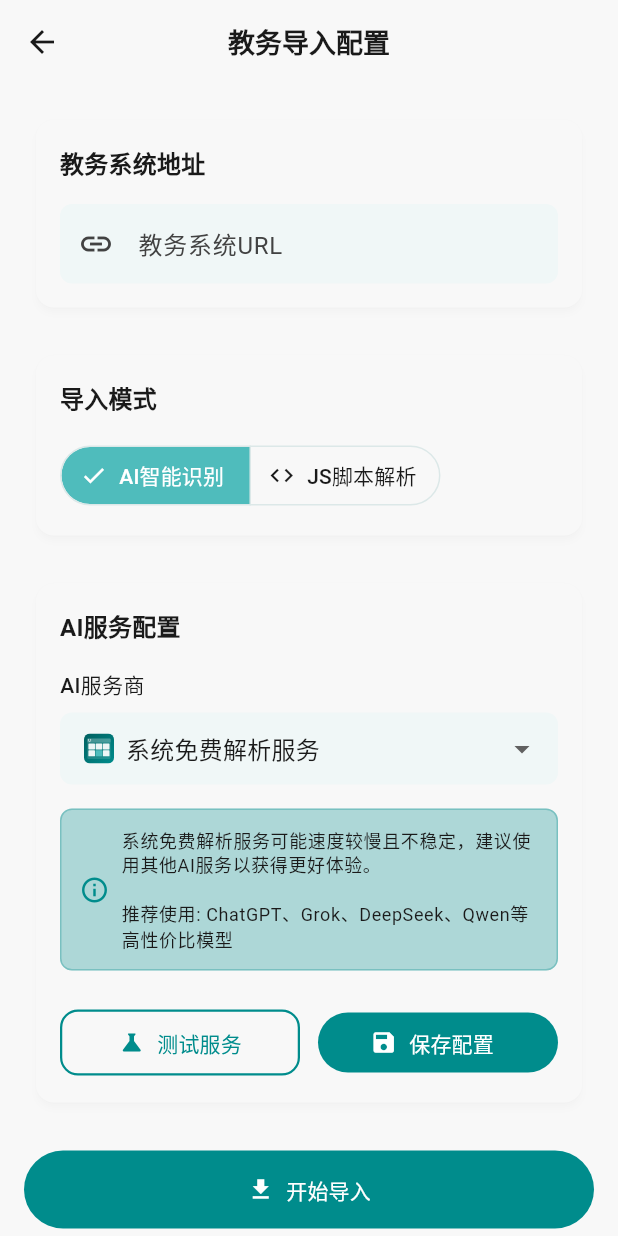
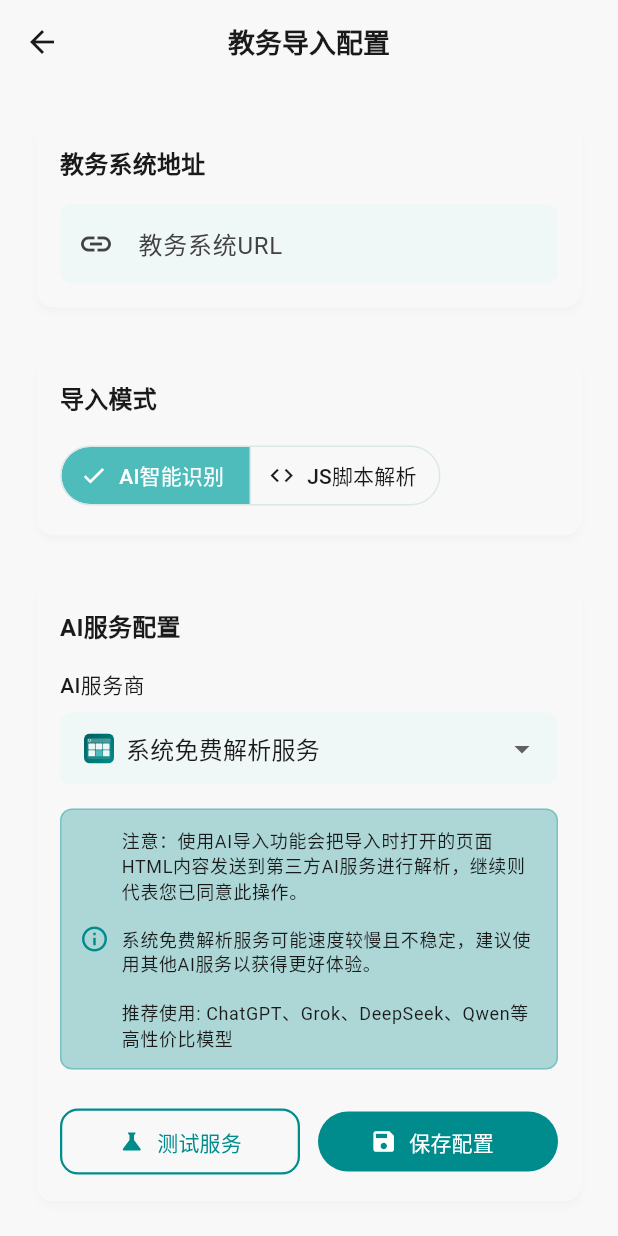
Before and after one commit to gnahz77/SchedU, a Flutter app: the JwImportConfigPage screen opened by its route, on a phone screen of 412 x 824 dp. Run offline on Flutter 3.47's test engine with Material 3 defaults, Android fonts, the phone set to English and light mode, and no system bars; our stand-ins replace dio, equatable, file_picker, flutter_bloc, flutter_svg, shared_preferences and 1 more; missing offline and left inert: openai_dart; accounts and stored records are empty.

Commit message:
feat: update AI import warning message for clarity and user consent

```diff
--- a/lib/view/jw_import/ai_service_config_widget.dart
+++ b/lib/view/jw_import/ai_service_config_widget.dart
@@ -164,7 +164,9 @@ class _AiServiceConfigContentState extends State<_AiServiceConfigContent> {
                     const SizedBox(width: 8),
                     Expanded(
                       child: Text(
-                        '系统免费解析服务可能速度较慢且不稳定，建议使用其他AI服务以获得更好体验。\n\n推荐使用: ChatGPT、Grok、DeepSeek、Qwen等高性价比模型',
+                        '注意：使用AI导入功能会把导入时打开的页面HTML内容发送到第三方AI服务进行解析，继续则代表您已同意此操作。'
+                        '\n\n系统免费解析服务可能速度较慢且不稳定，建议使用其他AI服务以获得更好体验。'
+                        '\n\n推荐使用: ChatGPT、Grok、DeepSeek、Qwen等高性价比模型',
                         style: Theme.of(context).textTheme.bodySmall?.copyWith(
                           color: Theme.of(context).colorScheme.onSurface,
                         ),
```
